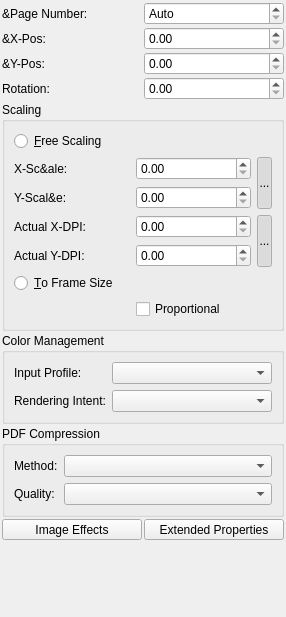
This is scribus/ui/propertywidgetimage_image.ui in nitramr/scribus as Qt 5 draws it before an edit. The edited form follows.
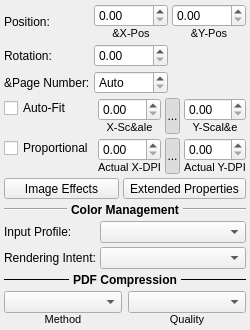
This is the edited form. Custom widgets are drawn as their Qt base class.

Commit message: image palette new ui layout

```diff
--- a/scribus/ui/propertywidgetimage_image.ui
+++ b/scribus/ui/propertywidgetimage_image.ui
@@ -2,43 +2,61 @@
 <ui version="4.0">
  <class>PropertyWidgetImage_Image</class>
  <widget class="QWidget" name="PropertyWidgetImage_Image">
-  <property name="geometry">
-   <rect>
-    <x>0</x>
-    <y>0</y>
-    <width>286</width>
-    <height>617</height>
-   </rect>
+  <property name="maximumSize">
+   <size>
+    <width>380</width>
+    <height>16777215</height>
+   </size>
   </property>
   <property name="windowTitle">
    <string notr="true">Form</string>
   </property>
-  <layout class="QVBoxLayout" name="verticalLayout">
-   <property name="spacing">
-    <number>2</number>
-   </property>
+  <layout class="QGridLayout" name="gridLayout_5">
    <property name="leftMargin">
-    <number>2</number>
+    <number>4</number>
    </property>
    <property name="topMargin">
-    <number>2</number>
+    <number>4</number>
    </property>
    <property name="rightMargin">
-    <number>2</number>
+    <number>4</number>
    </property>
    <property name="bottomMargin">
-    <number>2</number>
+    <number>4</number>
    </property>
-   <item>
-    <layout class="QGridLayout" name="gridLayout">
-     <item row="2" column="0">
-      <widget class="QLabel" name="xposImgLabel">
-       <property name="text">
-        <string>&amp;X-Pos:</string>
-       </property>
-      </widget>
-     </item>
-     <item row="2" column="1">
+   <property name="spacing">
+    <number>4</number>
+   </property>
+   <item row="1" column="1">
+    <widget class="ScrSpinBox" name="imageRotation">
+     <property name="sizePolicy">
+      <sizepolicy hsizetype="Minimum" vsizetype="Fixed">
+       <horstretch>0</horstretch>
+       <verstretch>0</verstretch>
+      </sizepolicy>
+     </property>
+    </widget>
+   </item>
+   <item row="1" column="0">
+    <widget class="QLabel" name="imageRotationLabel">
+     <property name="text">
+      <string>Rotation:</string>
+     </property>
+    </widget>
+   </item>
+   <item row="0" column="0">
+    <widget class="QLabel" name="label">
+     <property name="text">
+      <string>Position:</string>
+     </property>
+    </widget>
+   </item>
+   <item row="0" column="1">
+    <layout class="QVBoxLayout" name="verticalLayout">
+     <property name="spacing">
+      <number>0</number>
+     </property>
+     <item>
       <widget class="ScrSpinBox" name="imageXOffsetSpinBox">
        <property name="sizePolicy">
         <sizepolicy hsizetype="Minimum" vsizetype="Fixed">
@@ -51,38 +69,36 @@
        </property>
       </widget>
      </item>
-     <item row="4" column="0">
-      <widget class="QLabel" name="imageRotationLabel">
-       <property name="text">
-        <string>Rotation:</string>
+     <item>
+      <widget class="QLabel" name="xposImgLabel">
+       <property name="font">
+        <font>
+         <pointsize>8</pointsize>
+        </font>
        </property>
-      </widget>
-     </item>
-     <item row="4" column="1">
-      <widget class="ScrSpinBox" name="imageRotation">
-       <property name="sizePolicy">
-        <sizepolicy hsizetype="Minimum" vsizetype="Fixed">
-         <horstretch>0</horstretch>
-         <verstretch>0</verstretch>
-        </sizepolicy>
-       </property>
-      </widget>
-     </item>
-     <item row="1" column="0">
-      <widget class="QLabel" name="imagePageNumberLabel">
        <property name="text">
-        <string>&amp;Page Number:</string>
+        <string>&amp;X-Pos</string>
        </property>
-      </widget>
-     </item>
-     <item row="3" column="0">
-      <widget class="QLabel" name="yposImgLabel">
-       <property name="text">
-        <string>&amp;Y-Pos:</string>
+       <property name="alignment">
+        <set>Qt::AlignCenter</set>
        </property>
       </widget>
      </item>
-     <item row="3" column="1">
+    </layout>
+   </item>
+   <item row="2" column="1">
+    <widget class="ScrSpinBox" name="imagePageNumber">
+     <property name="specialValueText">
+      <string>Auto</string>
+     </property>
+    </widget>
+   </item>
+   <item row="0" column="2">
+    <layout class="QVBoxLayout" name="verticalLayout_2">
+     <property name="spacing">
+      <number>0</number>
+     </property>
+     <item>
       <widget class="ScrSpinBox" name="imageYOffsetSpinBox">
        <property name="sizePolicy">
         <sizepolicy hsizetype="Minimum" vsizetype="Fixed">
@@ -95,175 +111,55 @@
        </property>
       </widget>
      </item>
-     <item row="1" column="1">
-      <widget class="ScrSpinBox" name="imagePageNumber">
-       <property name="specialValueText">
-        <string>Auto</string>
+     <item>
+      <widget class="QLabel" name="yposImgLabel">
+       <property name="font">
+        <font>
+         <pointsize>8</pointsize>
+        </font>
+       </property>
+       <property name="text">
+        <string>&amp;Y-Pos</string>
+       </property>
+       <property name="alignment">
+        <set>Qt::AlignCenter</set>
        </property>
       </widget>
      </item>
     </layout>
    </item>
-   <item>
-    <widget class="QGroupBox" name="scalingGroupBox">
-     <property name="title">
-      <string>Scaling</string>
-     </property>
+   <item row="6" column="0" colspan="3">
+    <widget class="QWidget" name="colorMgmtGroup" native="true">
      <layout class="QGridLayout" name="gridLayout_2">
-      <item row="2" column="0">
-       <widget class="QLabel" name="xscaleLabel">
-        <property name="text">
-         <string>X-Sc&amp;ale:</string>
-        </property>
-       </widget>
-      </item>
-      <item row="2" column="1">
-       <widget class="ScrSpinBox" name="imageXScaleSpinBox">
-        <property name="sizePolicy">
-         <sizepolicy hsizetype="Minimum" vsizetype="Fixed">
-          <horstretch>0</horstretch>
-          <verstretch>0</verstretch>
-         </sizepolicy>
-        </property>
+      <property name="leftMargin">
+       <number>0</number>
+      </property>
+      <property name="topMargin">
+       <number>0</number>
+      </property>
+      <property name="rightMargin">
+       <number>0</number>
+      </property>
+      <property name="bottomMargin">
+       <number>0</number>
+      </property>
+      <property name="spacing">
+       <number>4</number>
+      </property>
+      <item row="1" column="1">
+       <widget class="QComboBox" name="renderIntent">
         <property name="toolTip">
          <string>Resize the image horizontally</string>
         </property>
        </widget>
       </item>
-      <item row="3" column="0">
-       <widget class="QLabel" name="yscaleLabel">
+      <item row="1" column="0">
+       <widget class="QLabel" name="renderIntentLabel">
         <property name="text">
-         <string>Y-Scal&amp;e:</string>
+         <string>Rendering Intent:</string>
         </property>
        </widget>
       </item>
-      <item row="3" column="1">
-       <widget class="ScrSpinBox" name="imageYScaleSpinBox">
-        <property name="sizePolicy">
-         <sizepolicy hsizetype="Minimum" vsizetype="Fixed">
-          <horstretch>0</horstretch>
-          <verstretch>0</verstretch>
-         </sizepolicy>
-        </property>
-        <property name="toolTip">
-         <string>Resize the image vertically</string>
-        </property>
-       </widget>
-      </item>
-      <item row="2" column="2" rowspan="2">
-       <widget class="LinkButton" name="keepImageWHRatioButton">
-        <property name="maximumSize">
-         <size>
-          <width>15</width>
-          <height>32767</height>
-         </size>
-        </property>
-        <property name="toolTip">
-         <string>Keep the X and Y scaling the same</string>
-        </property>
-        <property name="text">
-         <string>...</string>
-        </property>
-        <property name="checkable">
-         <bool>true</bool>
-        </property>
-        <property name="checked">
-         <bool>true</bool>
-        </property>
-        <property name="autoRaise">
-         <bool>true</bool>
-        </property>
-       </widget>
-      </item>
-      <item row="4" column="0">
-       <widget class="QLabel" name="imgDPIXLabel">
-        <property name="text">
-         <string>Actual X-DPI:</string>
-        </property>
-       </widget>
-      </item>
-      <item row="4" column="1">
-       <widget class="ScrSpinBox" name="imgDpiX">
-        <property name="toolTip">
-         <string>Effective horizontal DPI of the image after scaling</string>
-        </property>
-       </widget>
-      </item>
-      <item row="5" column="0">
-       <widget class="QLabel" name="imgDPIYLabel">
-        <property name="text">
-         <string>Actual Y-DPI:</string>
-        </property>
-       </widget>
-      </item>
-      <item row="5" column="1">
-       <widget class="ScrSpinBox" name="imgDpiY">
-        <property name="toolTip">
-         <string>Effective vertical DPI of the image after scaling</string>
-        </property>
-       </widget>
-      </item>
-      <item row="4" column="2" rowspan="2">
-       <widget class="LinkButton" name="keepImageDPIRatioButton">
-        <property name="maximumSize">
-         <size>
-          <width>15</width>
-          <height>32767</height>
-         </size>
-        </property>
-        <property name="text">
-         <string>...</string>
-        </property>
-        <property name="checkable">
-         <bool>true</bool>
-        </property>
-        <property name="checked">
-         <bool>true</bool>
-        </property>
-        <property name="autoRaise">
-         <bool>true</bool>
-        </property>
-       </widget>
-      </item>
-      <item row="0" column="0">
-       <widget class="QRadioButton" name="freeScale">
-        <property name="toolTip">
-         <string>Allow the image to be a different size to the frame</string>
-        </property>
-        <property name="text">
-         <string>&amp;Free Scaling</string>
-        </property>
-       </widget>
-      </item>
-      <item row="7" column="1">
-       <widget class="QCheckBox" name="cbProportional">
-        <property name="toolTip">
-         <string>Use image proportions rather than those of the frame</string>
-        </property>
-        <property name="text">
-         <string>Proportional</string>
-        </property>
-       </widget>
-      </item>
-      <item row="6" column="0">
-       <widget class="QRadioButton" name="frameScale">
-        <property name="toolTip">
-         <string>Make the image fit within the size of the frame</string>
-        </property>
-        <property name="text">
-         <string>&amp;To Frame Size</string>
-        </property>
-       </widget>
-      </item>
-     </layout>
-    </widget>
-   </item>
-   <item>
-    <widget class="QGroupBox" name="colorMgmtGroup">
-     <property name="title">
-      <string>Color Management</string>
-     </property>
-     <layout class="QGridLayout" name="gridLayout_4">
       <item row="0" column="0">
        <widget class="QLabel" name="inputProfLabel">
         <property name="text">
@@ -284,74 +180,14 @@
         </property>
        </widget>
       </item>
-      <item row="1" column="0">
-       <widget class="QLabel" name="renderIntentLabel">
-        <property name="text">
-         <string>Rendering Intent:</string>
-        </property>
-       </widget>
-      </item>
-      <item row="1" column="1">
-       <widget class="QComboBox" name="renderIntent">
-        <property name="toolTip">
-         <string>Rendering intent for the image</string>
-        </property>
-       </widget>
-      </item>
      </layout>
     </widget>
    </item>
-   <item>
-    <widget class="QGroupBox" name="pdfCompressionGroup">
-     <property name="title">
-      <string>PDF Compression</string>
-     </property>
-     <layout class="QGridLayout" name="gridLayout_3">
-      <item row="0" column="0">
-       <widget class="QLabel" name="compressionMethodLabel">
-        <property name="text">
-         <string>Method:</string>
-        </property>
-       </widget>
-      </item>
-      <item row="0" column="1">
-       <widget class="QComboBox" name="compressionMethod">
-        <property name="sizePolicy">
-         <sizepolicy hsizetype="MinimumExpanding" vsizetype="Fixed">
-          <horstretch>0</horstretch>
-          <verstretch>0</verstretch>
-         </sizepolicy>
-        </property>
-        <property name="toolTip">
-         <string>Compression method used in PDF export for the image</string>
-        </property>
-       </widget>
-      </item>
-      <item row="1" column="0">
-       <widget class="QLabel" name="compressionQualityLabel">
-        <property name="text">
-         <string>Quality:</string>
-        </property>
-       </widget>
-      </item>
-      <item row="1" column="1">
-       <widget class="QComboBox" name="compressionQuality">
-        <property name="sizePolicy">
-         <sizepolicy hsizetype="MinimumExpanding" vsizetype="Fixed">
-          <horstretch>0</horstretch>
-          <verstretch>0</verstretch>
-         </sizepolicy>
-        </property>
-        <property name="toolTip">
-         <string>Compression quality used in PDF export for the image</string>
-        </property>
-       </widget>
-      </item>
-     </layout>
-    </widget>
-   </item>
-   <item>
+   <item row="4" column="0" colspan="3">
     <layout class="QHBoxLayout" name="horizontalLayout">
+     <property name="spacing">
+      <number>4</number>
+     </property>
      <item>
       <widget class="QToolButton" name="imgEffectsButton">
        <property name="sizePolicy">
@@ -380,18 +216,427 @@
      </item>
     </layout>
    </item>
-   <item>
-    <spacer name="verticalSpacer">
-     <property name="orientation">
-      <enum>Qt::Vertical</enum>
+   <item row="3" column="0" colspan="3">
+    <widget class="QWidget" name="scalingGroupBox" native="true">
+     <layout class="QGridLayout" name="gridLayout">
+      <property name="leftMargin">
+       <number>0</number>
+      </property>
+      <property name="topMargin">
+       <number>0</number>
+      </property>
+      <property name="rightMargin">
+       <number>0</number>
+      </property>
+      <property name="bottomMargin">
+       <number>0</number>
+      </property>
+      <property name="spacing">
+       <number>4</number>
+      </property>
+      <item row="0" column="2">
+       <widget class="LinkButton" name="keepImageWHRatioButton">
+        <property name="maximumSize">
+         <size>
+          <width>15</width>
+          <height>32767</height>
+         </size>
+        </property>
+        <property name="toolTip">
+         <string>Keep the X and Y scaling the same</string>
+        </property>
+        <property name="text">
+         <string>...</string>
+        </property>
+        <property name="checkable">
+         <bool>true</bool>
+        </property>
+        <property name="checked">
+         <bool>true</bool>
+        </property>
+        <property name="autoRaise">
+         <bool>true</bool>
+        </property>
+       </widget>
+      </item>
+      <item row="0" column="0">
+       <layout class="QVBoxLayout" name="verticalLayout_8">
+        <property name="spacing">
+         <number>0</number>
+        </property>
+        <item>
+         <widget class="QCheckBox" name="cbAutoFit">
+          <property name="text">
+           <string>Auto-Fit</string>
+          </property>
+         </widget>
+        </item>
+        <item>
+         <spacer name="verticalSpacer">
+          <property name="orientation">
+           <enum>Qt::Vertical</enum>
+          </property>
+          <property name="sizeHint" stdset="0">
+           <size>
+            <width>1</width>
+            <height>10</height>
+           </size>
+          </property>
+         </spacer>
+        </item>
+       </layout>
+      </item>
+      <item row="0" column="3">
+       <layout class="QVBoxLayout" name="verticalLayout_4">
+        <property name="spacing">
+         <number>0</number>
+        </property>
+        <item>
+         <widget class="ScrSpinBox" name="imageYScaleSpinBox">
+          <property name="sizePolicy">
+           <sizepolicy hsizetype="Minimum" vsizetype="Fixed">
+            <horstretch>0</horstretch>
+            <verstretch>0</verstretch>
+           </sizepolicy>
+          </property>
+          <property name="toolTip">
+           <string>Resize the image vertically</string>
+          </property>
+         </widget>
+        </item>
+        <item>
+         <widget class="QLabel" name="yscaleLabel">
+          <property name="font">
+           <font>
+            <pointsize>8</pointsize>
+           </font>
+          </property>
+          <property name="text">
+           <string>Y-Scal&amp;e</string>
+          </property>
+          <property name="alignment">
+           <set>Qt::AlignCenter</set>
+          </property>
+         </widget>
+        </item>
+       </layout>
+      </item>
+      <item row="0" column="1">
+       <layout class="QVBoxLayout" name="verticalLayout_3">
+        <property name="spacing">
+         <number>0</number>
+        </property>
+        <item>
+         <widget class="ScrSpinBox" name="imageXScaleSpinBox">
+          <property name="sizePolicy">
+           <sizepolicy hsizetype="Minimum" vsizetype="Fixed">
+            <horstretch>0</horstretch>
+            <verstretch>0</verstretch>
+           </sizepolicy>
+          </property>
+          <property name="toolTip">
+           <string>Resize the image horizontally</string>
+          </property>
+         </widget>
+        </item>
+        <item>
+         <widget class="QLabel" name="xscaleLabel">
+          <property name="font">
+           <font>
+            <pointsize>8</pointsize>
+           </font>
+          </property>
+          <property name="text">
+           <string>X-Sc&amp;ale</string>
+          </property>
+          <property name="alignment">
+           <set>Qt::AlignCenter</set>
+          </property>
+         </widget>
+        </item>
+       </layout>
+      </item>
+      <item row="1" column="0">
+       <layout class="QVBoxLayout" name="verticalLayout_7">
+        <property name="spacing">
+         <number>0</number>
+        </property>
+        <item>
+         <widget class="QCheckBox" name="cbProportional">
+          <property name="toolTip">
+           <string>Use image proportions rather than those of the frame</string>
+          </property>
+          <property name="text">
+           <string>Proportional</string>
+          </property>
+         </widget>
+        </item>
+        <item>
+         <spacer name="verticalSpacer_2">
+          <property name="orientation">
+           <enum>Qt::Vertical</enum>
+          </property>
+          <property name="sizeHint" stdset="0">
+           <size>
+            <width>1</width>
+            <height>10</height>
+           </size>
+          </property>
+         </spacer>
+        </item>
+       </layout>
+      </item>
+      <item row="1" column="1">
+       <layout class="QVBoxLayout" name="verticalLayout_5">
+        <property name="spacing">
+         <number>0</number>
+        </property>
+        <item>
+         <widget class="ScrSpinBox" name="imgDpiX">
+          <property name="toolTip">
+           <string>Effective horizontal DPI of the image after scaling</string>
+          </property>
+         </widget>
+        </item>
+        <item>
+         <widget class="QLabel" name="imgDPIXLabel">
+          <property name="font">
+           <font>
+            <pointsize>8</pointsize>
+           </font>
+          </property>
+          <property name="text">
+           <string>Actual X-DPI</string>
+          </property>
+          <property name="alignment">
+           <set>Qt::AlignCenter</set>
+          </property>
+         </widget>
+        </item>
+       </layout>
+      </item>
+      <item row="1" column="2">
+       <widget class="LinkButton" name="keepImageDPIRatioButton">
+        <property name="maximumSize">
+         <size>
+          <width>15</width>
+          <height>32767</height>
+         </size>
+        </property>
+        <property name="text">
+         <string>...</string>
+        </property>
+        <property name="checkable">
+         <bool>true</bool>
+        </property>
+        <property name="checked">
+         <bool>true</bool>
+        </property>
+        <property name="autoRaise">
+         <bool>true</bool>
+        </property>
+       </widget>
+      </item>
+      <item row="1" column="3">
+       <layout class="QVBoxLayout" name="verticalLayout_6">
+        <property name="spacing">
+         <number>0</number>
+        </property>
+        <item>
+         <widget class="ScrSpinBox" name="imgDpiY">
+          <property name="toolTip">
+           <string>Effective vertical DPI of the image after scaling</string>
+          </property>
+         </widget>
+        </item>
+        <item>
+         <widget class="QLabel" name="imgDPIYLabel">
+          <property name="font">
+           <font>
+            <pointsize>8</pointsize>
+           </font>
+          </property>
+          <property name="text">
+           <string>Actual Y-DPI</string>
+          </property>
+          <property name="alignment">
+           <set>Qt::AlignCenter</set>
+          </property>
+         </widget>
+        </item>
+       </layout>
+      </item>
+     </layout>
+    </widget>
+   </item>
+   <item row="2" column="0">
+    <widget class="QLabel" name="imagePageNumberLabel">
+     <property name="text">
+      <string>&amp;Page Number:</string>
      </property>
-     <property name="sizeHint" stdset="0">
-      <size>
-       <width>20</width>
-       <height>40</height>
-      </size>
-     </property>
-    </spacer>
+    </widget>
+   </item>
+   <item row="8" column="0" colspan="3">
+    <layout class="QHBoxLayout" name="horizontalLayout_3">
+     <item>
+      <widget class="Line" name="line">
+       <property name="frameShadow">
+        <enum>QFrame::Plain</enum>
+       </property>
+       <property name="orientation">
+        <enum>Qt::Horizontal</enum>
+       </property>
+      </widget>
+     </item>
+     <item>
+      <widget class="QLabel" name="label_2">
+       <property name="font">
+        <font>
+         <weight>75</weight>
+         <bold>true</bold>
+        </font>
+       </property>
+       <property name="text">
+        <string>PDF Compression</string>
+       </property>
+       <property name="alignment">
+        <set>Qt::AlignCenter</set>
+       </property>
+      </widget>
+     </item>
+     <item>
+      <widget class="Line" name="line_2">
+       <property name="frameShadow">
+        <enum>QFrame::Plain</enum>
+       </property>
+       <property name="orientation">
+        <enum>Qt::Horizontal</enum>
+       </property>
+      </widget>
+     </item>
+    </layout>
+   </item>
+   <item row="9" column="0" colspan="3">
+    <widget class="QWidget" name="pdfCompressionGroup" native="true">
+     <layout class="QHBoxLayout" name="horizontalLayout_2">
+      <property name="leftMargin">
+       <number>0</number>
+      </property>
+      <property name="topMargin">
+       <number>0</number>
+      </property>
+      <property name="rightMargin">
+       <number>0</number>
+      </property>
+      <property name="bottomMargin">
+       <number>0</number>
+      </property>
+      <item>
+       <layout class="QVBoxLayout" name="verticalLayout_9">
+        <property name="spacing">
+         <number>0</number>
+        </property>
+        <item>
+         <widget class="QComboBox" name="compressionMethod">
+          <property name="sizePolicy">
+           <sizepolicy hsizetype="MinimumExpanding" vsizetype="Fixed">
+            <horstretch>0</horstretch>
+            <verstretch>0</verstretch>
+           </sizepolicy>
+          </property>
+          <property name="toolTip">
+           <string>Compression method used in PDF export for the image</string>
+          </property>
+         </widget>
+        </item>
+        <item>
+         <widget class="QLabel" name="compressionMethodLabel">
+          <property name="font">
+           <font>
+            <pointsize>8</pointsize>
+           </font>
+          </property>
+          <property name="text">
+           <string>Method</string>
+          </property>
+          <property name="alignment">
+           <set>Qt::AlignCenter</set>
+          </property>
+         </widget>
+        </item>
+       </layout>
+      </item>
+      <item>
+       <layout class="QVBoxLayout" name="verticalLayout_10">
+        <property name="spacing">
+         <number>0</number>
+        </property>
+        <item>
+         <widget class="QComboBox" name="compressionQuality">
+          <property name="sizePolicy">
+           <sizepolicy hsizetype="MinimumExpanding" vsizetype="Fixed">
+            <horstretch>0</horstretch>
+            <verstretch>0</verstretch>
+           </sizepolicy>
+          </property>
+          <property name="toolTip">
+           <string>Compression quality used in PDF export for the image</string>
+          </property>
+         </widget>
+        </item>
+        <item>
+         <widget class="QLabel" name="compressionQualityLabel">
+          <property name="font">
+           <font>
+            <pointsize>8</pointsize>
+           </font>
+          </property>
+          <property name="text">
+           <string>Quality</string>
+          </property>
+          <property name="alignment">
+           <set>Qt::AlignCenter</set>
+          </property>
+         </widget>
+        </item>
+       </layout>
+      </item>
+     </layout>
+    </widget>
+   </item>
+   <item row="5" column="0" colspan="3">
+    <layout class="QHBoxLayout" name="horizontalLayout_4">
+     <item>
+      <widget class="Line" name="line_4">
+       <property name="orientation">
+        <enum>Qt::Horizontal</enum>
+       </property>
+      </widget>
+     </item>
+     <item>
+      <widget class="QLabel" name="label_3">
+       <property name="font">
+        <font>
+         <weight>75</weight>
+         <bold>true</bold>
+        </font>
+       </property>
+       <property name="text">
+        <string>Color Management</string>
+       </property>
+       <property name="alignment">
+        <set>Qt::AlignCenter</set>
+       </property>
+      </widget>
+     </item>
+     <item>
+      <widget class="Line" name="line_3">
+       <property name="orientation">
+        <enum>Qt::Horizontal</enum>
+       </property>
+      </widget>
+     </item>
+    </layout>
    </item>
   </layout>
  </widget>
```
Left out of the diff: 19 changed lines with no effect on the pictures. The commit also changes 2 other files.
